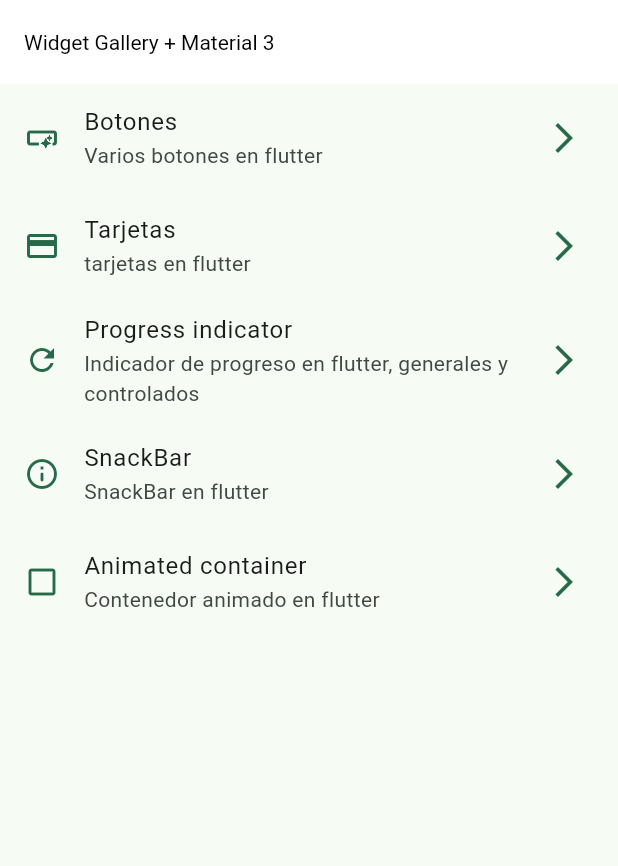
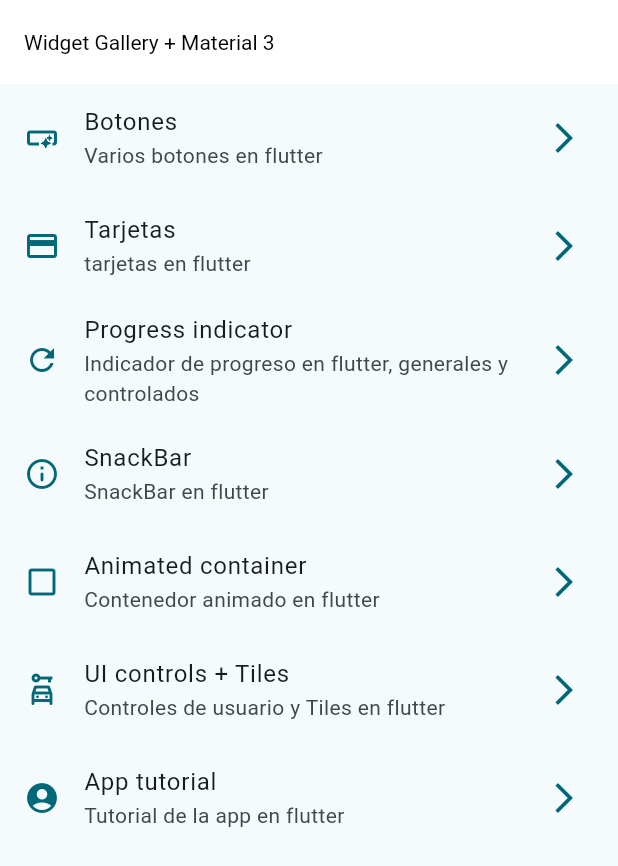
Before and after one commit to fswebcoder/widgets, a Flutter app: the screen it shows after launch, on a phone screen of 412 x 824 dp. Shown: the top 866 px of the screen. Run offline on Flutter 3.47's test engine with Material 3 defaults, Android fonts, the phone set to English and light mode, and no system bars; our stand-ins replace go_router; missing offline and left inert: animated_snack_bar.

Commit message:
Refactor app theme: Update selecterColor value in main.dart

```diff
--- a/lib/config/menu/menu_items.dart
+++ b/lib/config/menu/menu_items.dart
@@ -43,5 +43,17 @@ const appMenuItems  = <MenuItems> [
       subTitle: 'Contenedor animado en flutter',
       route: '/animated',
       icon: Icons.check_box_outline_blank_outlined
+    ),
+     MenuItems(
+      title: 'UI controls + Tiles',
+      subTitle: 'Controles de usuario y Tiles en flutter',
+      route: '/ui_controls',
+      icon: Icons.car_rental_outlined
+    ),
+     MenuItems(
+      title: 'App tutorial',
+      subTitle: 'Tutorial de la app en flutter',
+      route: '/tutoruial',
+      icon: Icons.account_circle_rounded
     )
 ];
--- a/lib/config/router/app_router.dart
+++ b/lib/config/router/app_router.dart
@@ -1,11 +1,13 @@
 import 'package:flutter/material.dart';
 import 'package:go_router/go_router.dart';
 import 'package:widgets/presentation/screens/animated/animated_screen.dart';
+import 'package:widgets/presentation/screens/app_tutorial/tutorial_screen.dart';
 import 'package:widgets/presentation/screens/botones/buttons_screnn.dart';
 import 'package:widgets/presentation/screens/card/cards_screen.dart';
 import 'package:widgets/presentation/screens/home/home_screen.dart';
 import 'package:widgets/presentation/screens/progress/progress_screnn.dart';
 import 'package:widgets/presentation/screens/snackbar/snackbar_screen.dart';
+import 'package:widgets/presentation/screens/ui_controls/ui_controls_screnn.dart';
 
 final appRouter = GoRouter(
   initialLocation: '/',
@@ -39,6 +41,16 @@ final appRouter = GoRouter(
       path: '/animated',
       pageBuilder: (context, state) => _animationConfig(context, state, const AnimatedScreen()),
       builder: (context, state) => const AnimatedScreen(),
+    ),
+     GoRoute(
+      path: '/ui_controls',
+      pageBuilder: (context, state) => _animationConfig(context, state, const UiControlsScrenn()),
+      builder: (context, state) => const UiControlsScrenn(),
+    ),
+    GoRoute(
+      path: '/tutotial',
+      pageBuilder: (context, state) => _animationConfig(context, state, const AppTutorialScreen()),
+      builder: (context, state) => const AppTutorialScreen(),
     )
   ],
 );
--- a/lib/main.dart
+++ b/lib/main.dart
@@ -14,7 +14,7 @@ class MainApp extends StatelessWidget {
     return MaterialApp.router(
       title: 'Main App',
       debugShowCheckedModeBanner: false,
-      theme:AppTheme(selecterColor: 21 ).getTheme(),
+      theme:AppTheme(selecterColor: 8 ).getTheme(),
       routerConfig: appRouter,
     );
   }
--- a/pubspec.yaml
+++ b/pubspec.yaml
@@ -55,9 +55,8 @@ flutter:
   # the material Icons class.
   uses-material-design: true
   # To add assets to your application, add an assets section, like this:
-  # assets:
-  #   - images/a_dot_burr.jpeg
-  #   - images/a_dot_ham.jpeg
+  assets:
+    - assets/images/
   # An image asset can refer to one or more resolution-specific "variants", see
   # https://flutter.dev/to/resolution-aware-images
   # For details regarding adding assets from package dependencies, see
```
Also changed, not shown: lib/presentation/screens/ui_controls/ui_controls_screnn.dart (+135 -1 lines), assets/images/1.png (added), assets/images/2.png (added), assets/images/3.png (added), assets/images/jar-loading.gif (added).
